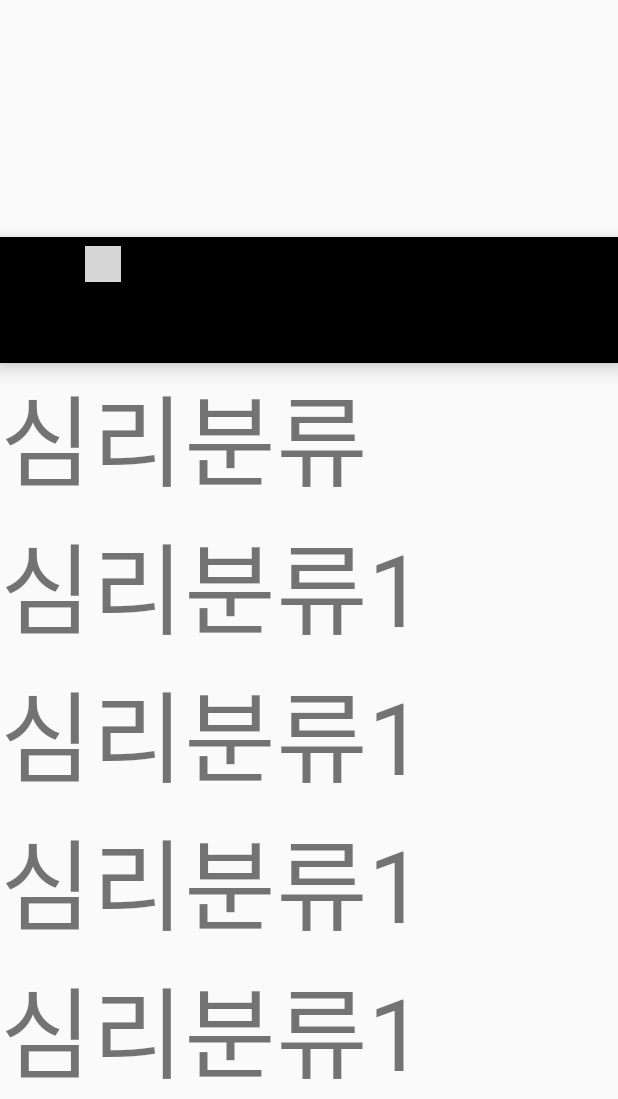
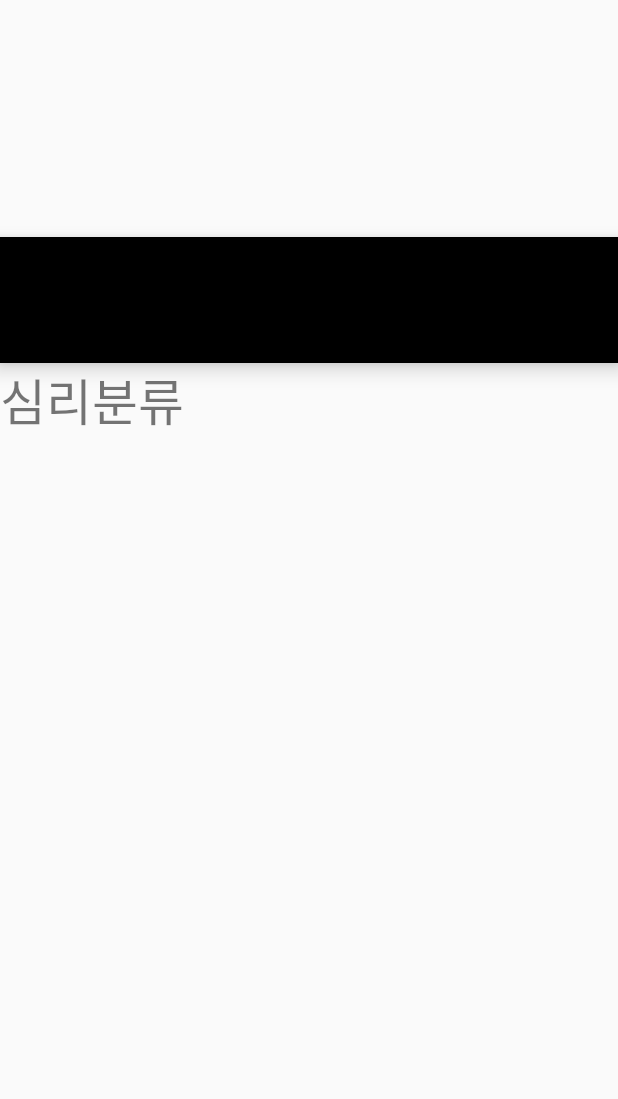
Before and after one commit to harry123492/Counselor, an Android app: the screen it shows after launch (MainActivity), on a phone screen of 412 x 824 dp, the part 137-1236 px from its top. Run offline under Robolectric (Android 15) with nearby library versions, the phone set to English and light mode, and no system bars; grey boxes are pictures that could not be loaded.

```diff
--- a/app/src/main/java/com/example/counselor/Hearing.java
+++ b/app/src/main/java/com/example/counselor/Hearing.java
@@ -20,5 +20,4 @@ public class Hearing extends Fragment {
 
         return view;
     }
-
 }
--- a/app/src/main/res/layout/casino.xml
+++ b/app/src/main/res/layout/casino.xml
@@ -13,6 +13,4 @@
         android:text="중독분류"
         android:textSize="50px"/>-->
 
-
-
 </LinearLayout>
--- a/app/src/main/res/layout/hearing.xml
+++ b/app/src/main/res/layout/hearing.xml
@@ -5,94 +5,12 @@
     xmlns:tools="http://schemas.android.com/tools"
     android:orientation="vertical">
 
-    <ScrollView
-        android:layout_width="match_parent"
-        android:layout_height="wrap_content">
-
-        <LinearLayout
-            android:layout_width="match_parent"
-            android:layout_height="wrap_content"
-            android:orientation="vertical">
-            <TextView
-                android:layout_width="wrap_content"
-                android:layout_height="wrap_content"
-            android:text="심리분류"
-            android:textSize="100px"
-            />
-
-            <TextView
-                android:layout_width="wrap_content"
-                android:layout_height="wrap_content"
-                android:text="심리분류1"
-                android:textSize="100px"/>
-
-            <TextView
-                android:layout_width="wrap_content"
-                android:layout_height="wrap_content"
-                android:text="심리분류1"
-                android:textSize="100px"/>
-
-            <TextView
-                android:layout_width="wrap_content"
-                android:layout_height="wrap_content"
-                android:text="심리분류1"
-                android:textSize="100px"/>
-
-            <TextView
-                android:layout_width="wrap_content"
-                android:layout_height="wrap_content"
-                android:text="심리분류1"
-                android:textSize="100px"/>
-
-            <TextView
-                android:layout_width="wrap_content"
-                android:layout_height="wrap_content"
-                android:text="심리분류1"
-                android:textSize="100px"/>
-
-            <TextView
-                android:layout_width="wrap_content"
-                android:layout_height="wrap_content"
-                android:text="심리분류1"
-                android:textSize="100px"/>
-
-            <TextView
-                android:layout_width="wrap_content"
-                android:layout_height="wrap_content"
-                android:text="심리분류1"
-                android:textSize="100px"/>
-
-            <TextView
-                android:layout_width="wrap_content"
-                android:layout_height="wrap_content"
-                android:text="심리분류1"
-                android:textSize="100px"/>
-
-            <TextView
-                android:layout_width="wrap_content"
-                android:layout_height="wrap_content"
-                android:text="심리분류1"
-                android:textSize="100px"/>
-
-            <TextView
-                android:layout_width="wrap_content"
-                android:layout_height="wrap_content"
-                android:text="심리분류1"
-                android:textSize="100px"/>
-
-            <TextView
-                android:layout_width="wrap_content"
-                android:layout_height="wrap_content"
-                android:text="심리분류1"
-                android:textSize="100px"/>
+    <TextView
+        android:layout_width="wrap_content"
+        android:layout_height="wrap_content"
+        android:text="심리분류"
+        android:textSize="50px"/>
 
 
 
-            <!--<ListView
-            android:id="@+id/list1"
-            android:layout_width="match_parent"
-            android:layout_height="wrap_content" />-->
-
-        </LinearLayout>
-    </ScrollView>
 </LinearLayout>
--- a/app/src/main/res/menu/menu_bar.xml
+++ b/app/src/main/res/menu/menu_bar.xml
@@ -3,7 +3,7 @@
     <item
         android:id="@+id/action_accessible"
         android:enabled="true"
-        android:icon="@drawable/ic_baseline_favorite_24"
+        android:icon="@drawable/ic_baseline_accessibility_24"
         android:title="심리" />
 
     <item
```
Also changed, not shown: app/src/main/java/com/example/counselor/MainActivity.java (+0 -21 lines).
